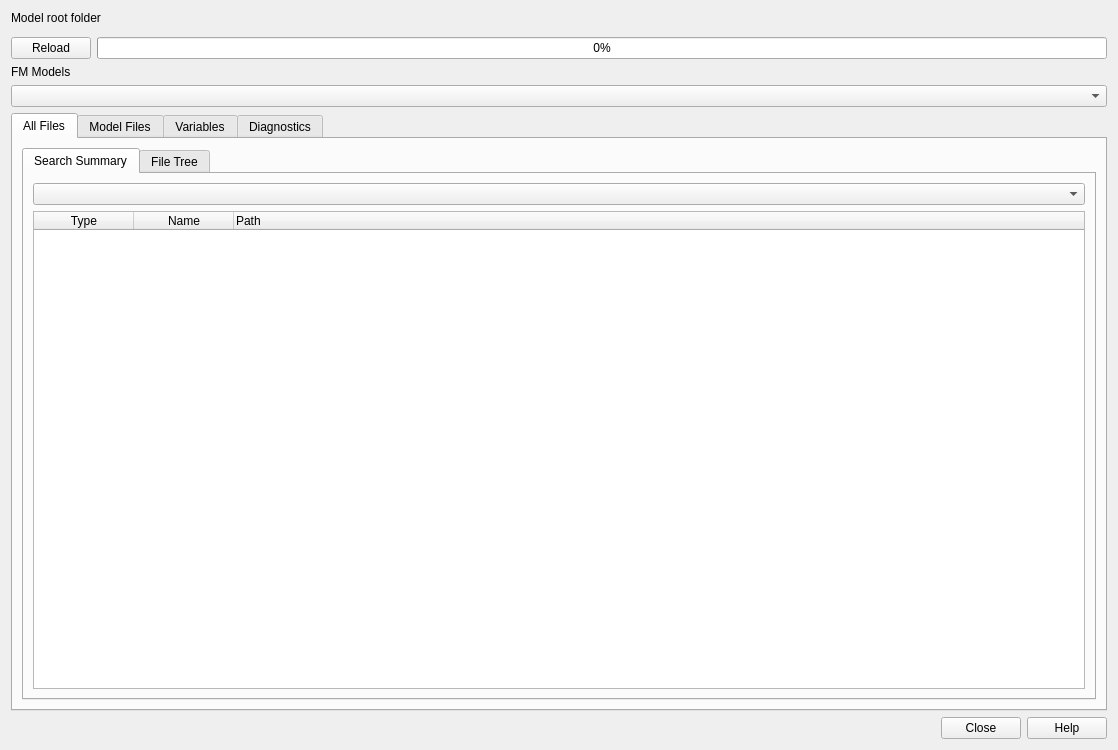
The window that mod_check/forms/ui_modelvarsfiles_check_dialog.ui (duncan-r/ModCheck) describes before a commit, drawn with Qt 5.
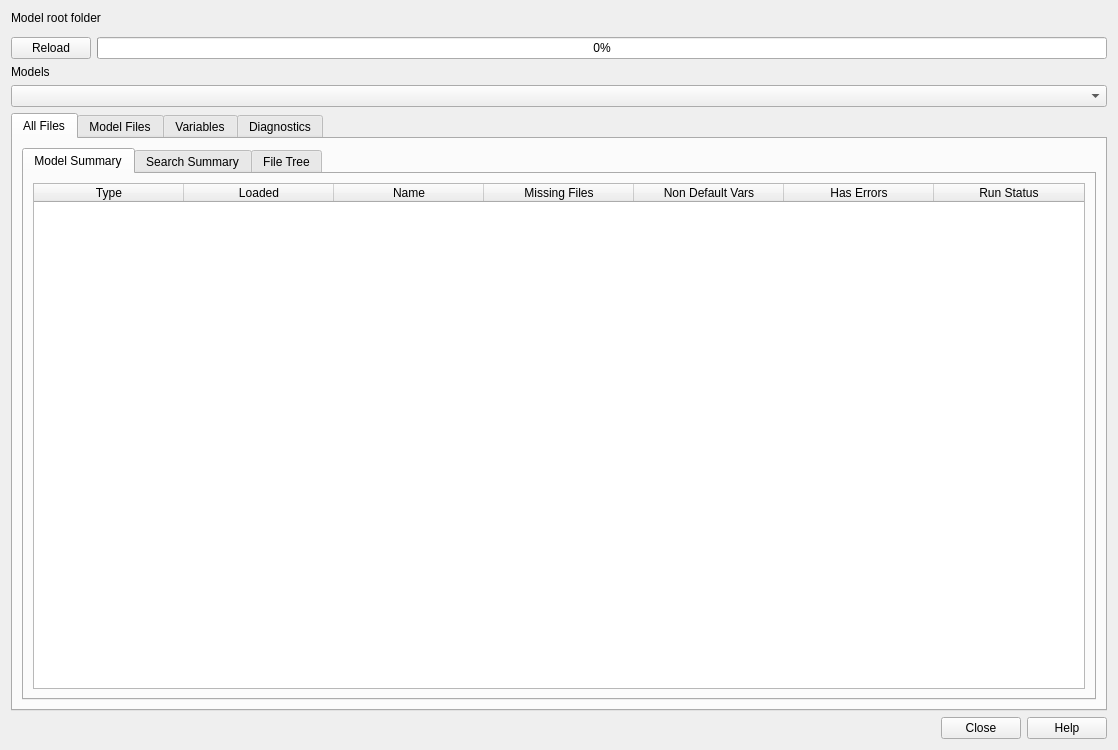
The same window after the commit. Custom widgets are drawn as their Qt base class.

Commit message:
Add summary table to file/var check and bug fixes.
- Summary table included to list all of the models loaded and some
  useful metadata.
- Bug fixes for issues with checking and handling missing result
  and check files.
- Updates to help text.
- Better handling of TLF files that fail to load.

The edit to the form file:
```diff
--- a/mod_check/forms/ui_modelvarsfiles_check_dialog.ui
+++ b/mod_check/forms/ui_modelvarsfiles_check_dialog.ui
@@ -62,7 +62,7 @@
        <item>
         <widget class="QLabel" name="label_15">
          <property name="text">
-          <string>FM Models</string>
+          <string>Models</string>
          </property>
         </widget>
        </item>
@@ -91,6 +91,64 @@
          <property name="currentIndex">
           <number>0</number>
          </property>
+         <widget class="QWidget" name="allFilesModelsTab">
+          <attribute name="title">
+           <string>Model Summary</string>
+          </attribute>
+          <layout class="QVBoxLayout" name="verticalLayout_3">
+           <item>
+            <widget class="QTableWidget" name="allFilesModelsTable">
+             <property name="minimumSize">
+              <size>
+               <width>1052</width>
+               <height>0</height>
+              </size>
+             </property>
+             <attribute name="horizontalHeaderMinimumSectionSize">
+              <number>150</number>
+             </attribute>
+             <attribute name="horizontalHeaderStretchLastSection">
+              <bool>true</bool>
+             </attribute>
+             <column>
+              <property name="text">
+               <string>Type</string>
+              </property>
+             </column>
+             <column>
+              <property name="text">
+               <string>Loaded</string>
+              </property>
+             </column>
+             <column>
+              <property name="text">
+               <string>Name</string>
+              </property>
+             </column>
+             <column>
+              <property name="text">
+               <string>Missing Files</string>
+              </property>
+             </column>
+             <column>
+              <property name="text">
+               <string>Non Default Vars</string>
+              </property>
+             </column>
+             <column>
+              <property name="text">
+               <string>Has Errors</string>
+              </property>
+             </column>
+             <column>
+              <property name="text">
+               <string>Run Status</string>
+              </property>
+             </column>
+            </widget>
+           </item>
+          </layout>
+         </widget>
          <widget class="QWidget" name="allFilesSummaryTab">
           <attribute name="title">
            <string>Search Summary</string>
```
Left out of the diff: 2 changed lines with no effect on the pictures. The commit also changes 4 other files.
